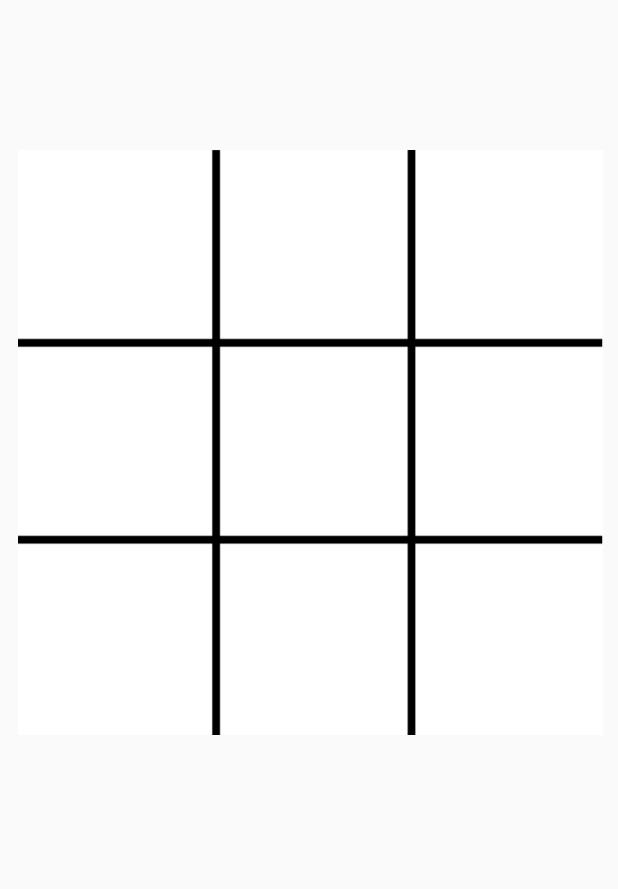
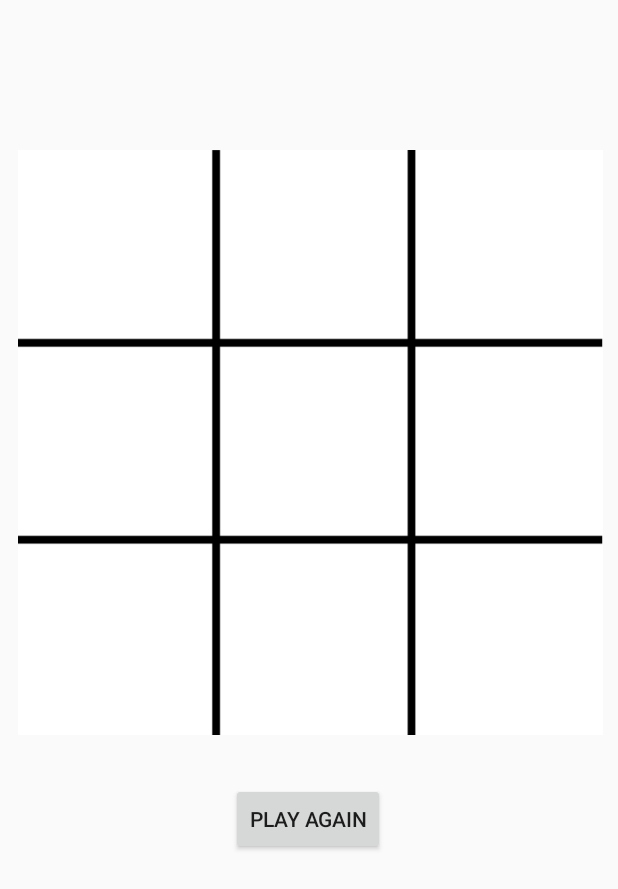
Before and after one commit to Udemy-The-Complete-Android-Dev-Course/S4-Connect-3, an Android app: the layout activity_main.xml on its own in the app's theme, with its tools: preview values and no code run, on a phone screen of 412 x 824 dp. Shown: the top 889 px of the screen. Run offline under Robolectric (Android 15) with nearby library versions, the phone set to English and light mode, and no system bars.

```diff
--- a/app/src/main/res/layout/activity_main.xml
+++ b/app/src/main/res/layout/activity_main.xml
@@ -106,4 +106,16 @@
         </TableRow>
 
     </TableLayout>
+
+    <Button
+        android:id="@+id/restartButton"
+        android:layout_width="wrap_content"
+        android:layout_height="wrap_content"
+        android:layout_marginTop="32dp"
+        android:onClick="restartGame"
+        android:text="Play again"
+        app:layout_constraintEnd_toEndOf="parent"
+        app:layout_constraintHorizontal_bias="0.498"
+        app:layout_constraintStart_toStartOf="parent"
+        app:layout_constraintTop_toBottomOf="@+id/table" />
 </androidx.constraintlayout.widget.ConstraintLayout>
```
Also changed, not shown: app/src/main/java/ldansorean/s4connect3/Board.java (+7 -0 lines), app/src/main/java/ldansorean/s4connect3/MainActivity.java (+31 -8 lines).
